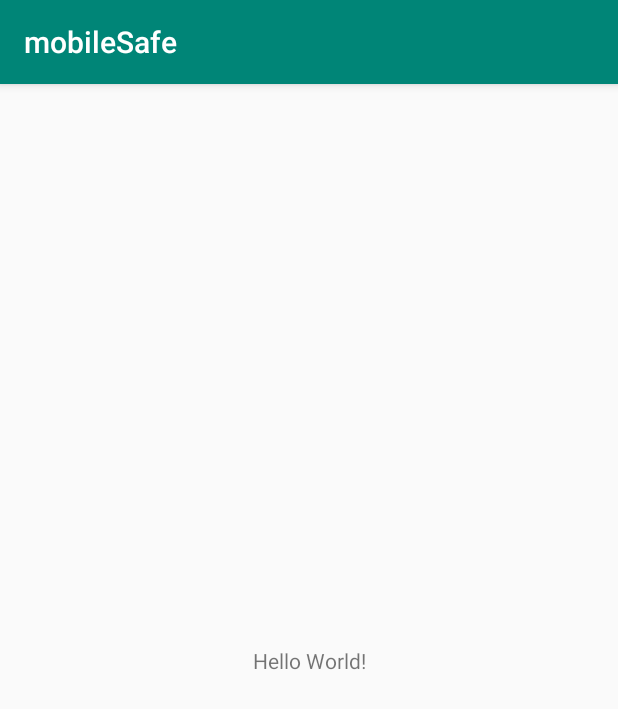
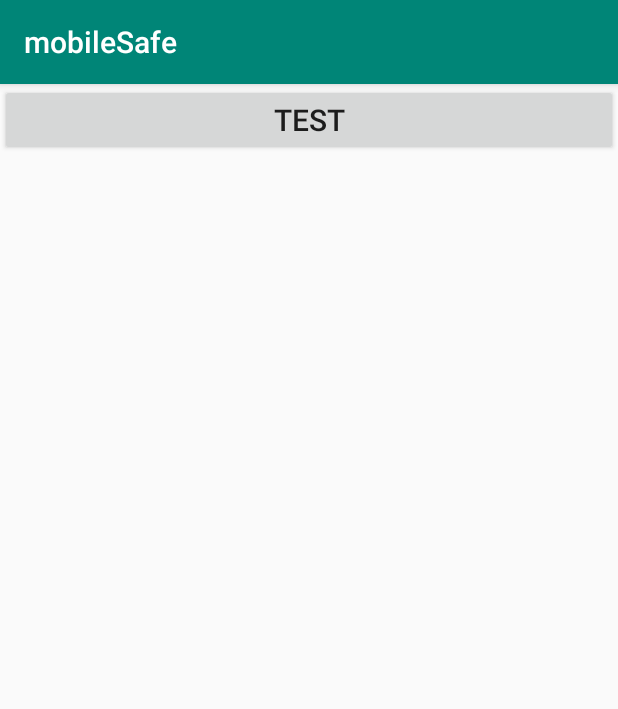
Before and after one commit to gogoDoPeter/mobileSafeSample, an Android app: the screen it shows after launch (MainActivity), on a phone screen of 412 x 824 dp. Shown: the top 709 px of the screen. Run offline under Robolectric (Android 15) with nearby library versions, the phone set to English and light mode, and no system bars.

Commit message:
add button for test

```diff
--- a/app/src/main/java/com/lezhitech/mobilesafe/MainActivity.java
+++ b/app/src/main/java/com/lezhitech/mobilesafe/MainActivity.java
@@ -2,6 +2,8 @@ package com.lezhitech.mobilesafe;
 
 import android.support.v7.app.AppCompatActivity;
 import android.os.Bundle;
+import android.view.View;
+import android.widget.Toast;
 
 public class MainActivity extends AppCompatActivity {
 
@@ -10,4 +12,8 @@ public class MainActivity extends AppCompatActivity {
         super.onCreate(savedInstanceState);
         setContentView(R.layout.activity_main);
     }
+
+    public void test(View view) {
+        Toast.makeText(getApplicationContext(),"this is a test",Toast.LENGTH_LONG).show();
+    }
 }
--- a/app/src/main/res/layout/activity_main.xml
+++ b/app/src/main/res/layout/activity_main.xml
@@ -1,18 +1,16 @@
 <?xml version="1.0" encoding="utf-8"?>
-<android.support.constraint.ConstraintLayout xmlns:android="http://schemas.android.com/apk/res/android"
+<RelativeLayout xmlns:android="http://schemas.android.com/apk/res/android"
     xmlns:app="http://schemas.android.com/apk/res-auto"
     xmlns:tools="http://schemas.android.com/tools"
     android:layout_width="match_parent"
     android:layout_height="match_parent"
     tools:context=".MainActivity">
 
-    <TextView
-        android:layout_width="wrap_content"
+    <Button
+        android:layout_width="match_parent"
         android:layout_height="wrap_content"
-        android:text="Hello World!"
-        app:layout_constraintBottom_toBottomOf="parent"
-        app:layout_constraintLeft_toLeftOf="parent"
-        app:layout_constraintRight_toRightOf="parent"
-        app:layout_constraintTop_toTopOf="parent" />
+        android:onClick="test"
+        android:text="test"
+        android:textSize="20sp"/>
 
-</android.support.constraint.ConstraintLayout>
+</RelativeLayout>
```
